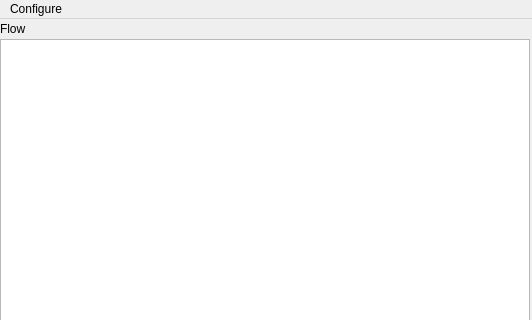
wangyixu12/Esp32DownloadTools, file PyQTUI/mainForm.ui: the form before one commit; both pictures show x 0 to 532 and y 0 to 320 of the 532 by 467 pixel window.
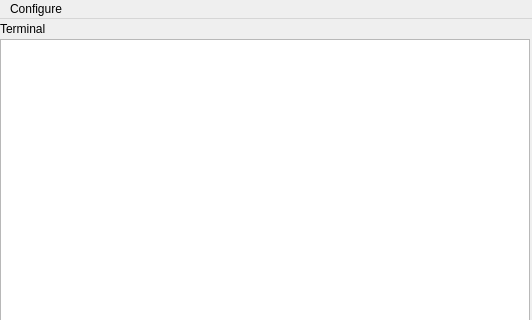
The form after the commit.

Commit message: 修改flow名字为Terminal，为添加比较Terminal中内容预留接口位置

Patch:
```diff
--- a/PyQTUI/mainForm.ui
+++ b/PyQTUI/mainForm.ui
@@ -60,7 +60,7 @@
         </size>
        </property>
        <property name="text">
-        <string>Flow</string>
+        <string>Terminal</string>
        </property>
        <property name="buddy">
         <cstring>resultTextBrowser</cstring>
```
The commit also changes 2 other files.
